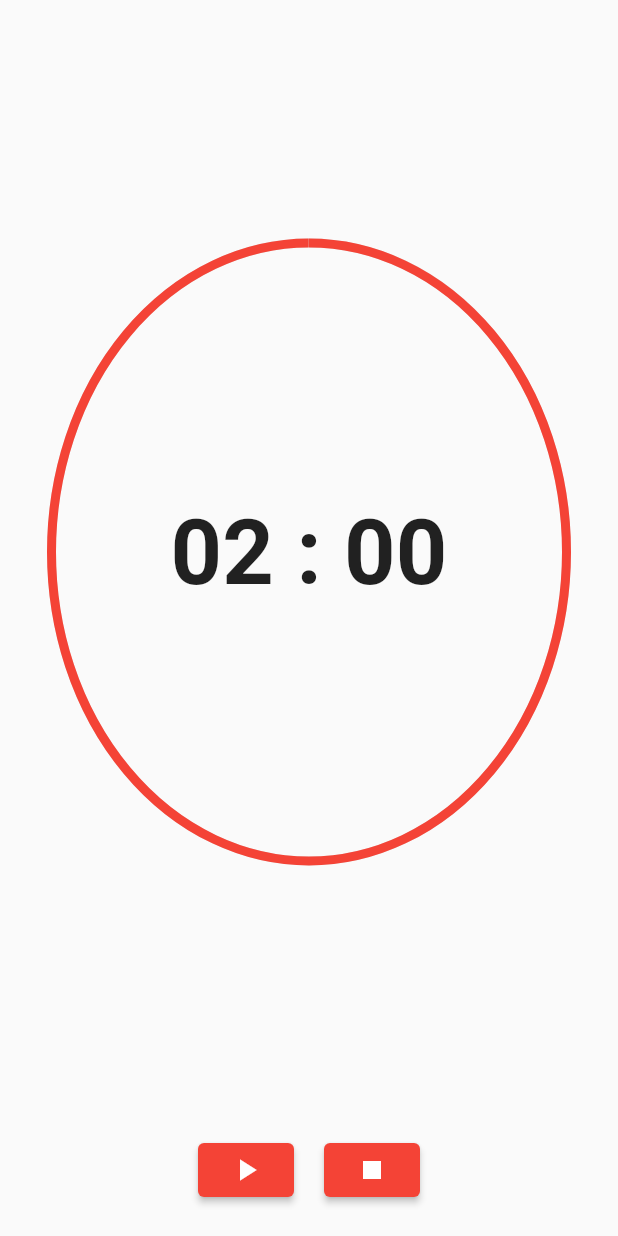
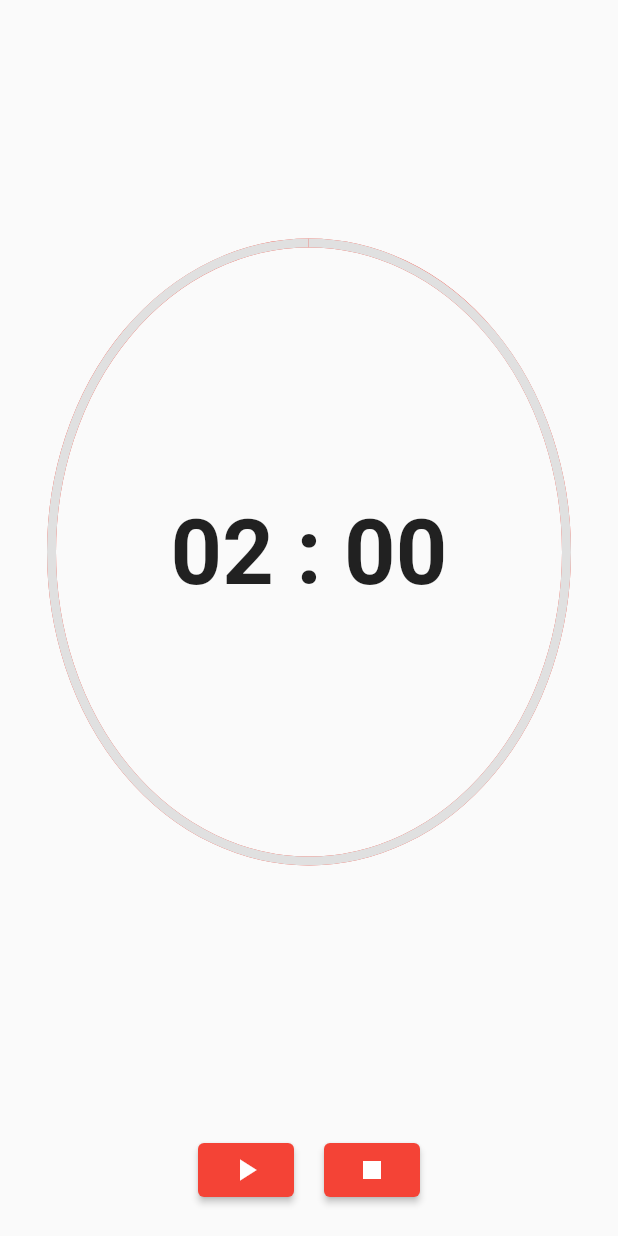
Before and after one commit to yagizdo/countdown-ui, a Flutter app: the screen it shows after launch, on a phone screen of 412 x 824 dp. Run offline on Flutter 3.47's test engine with Material 2 defaults, Android fonts, the phone set to English and light mode, and no system bars.

Commit message:
change colors

```diff
--- a/lib/Screens/home_screen.dart
+++ b/lib/Screens/home_screen.dart
@@ -58,7 +58,8 @@ class _HomeScreenState extends State<HomeScreen> with TickerProviderStateMixin {
                   width: size.width / 1.2,
                   height: size.height / 2,
                   child: CircularProgressIndicator(
-                    backgroundColor: Colors.grey.shade300,
+                    color: Colors.grey.shade300,
+                    backgroundColor: Colors.red,
                     strokeWidth: 6,
                     value: progress,
                   )),
```
